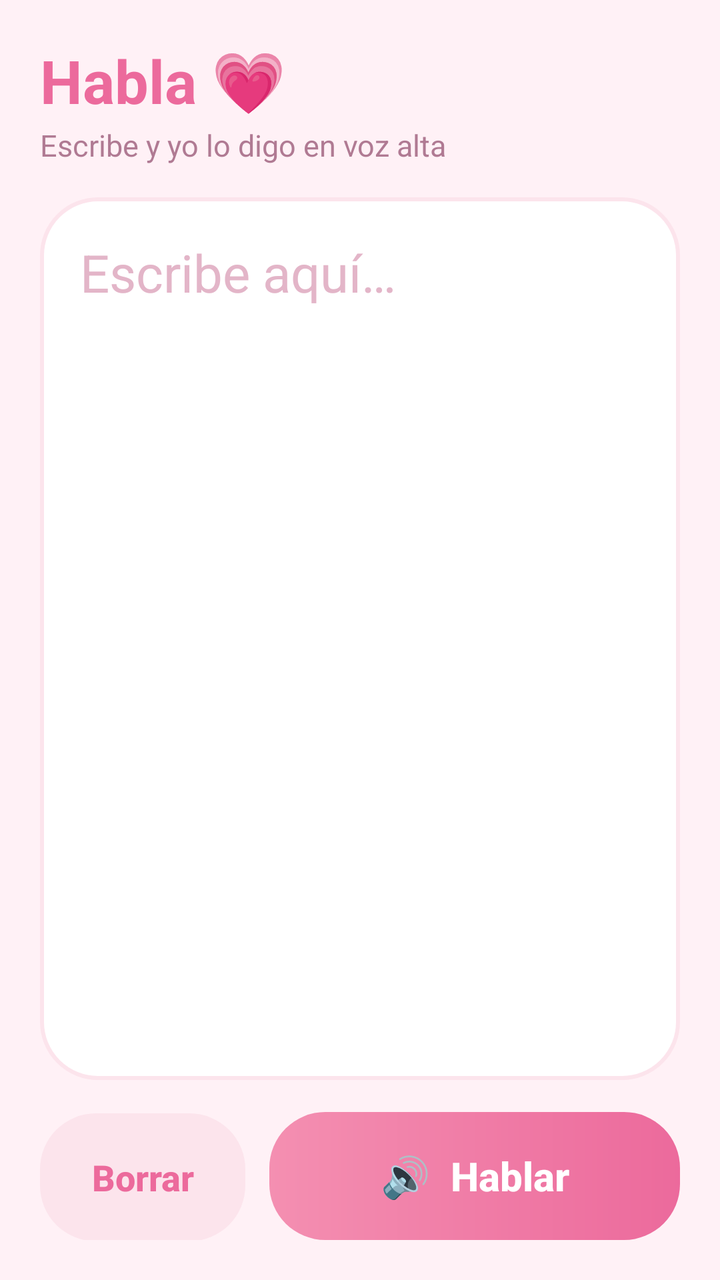
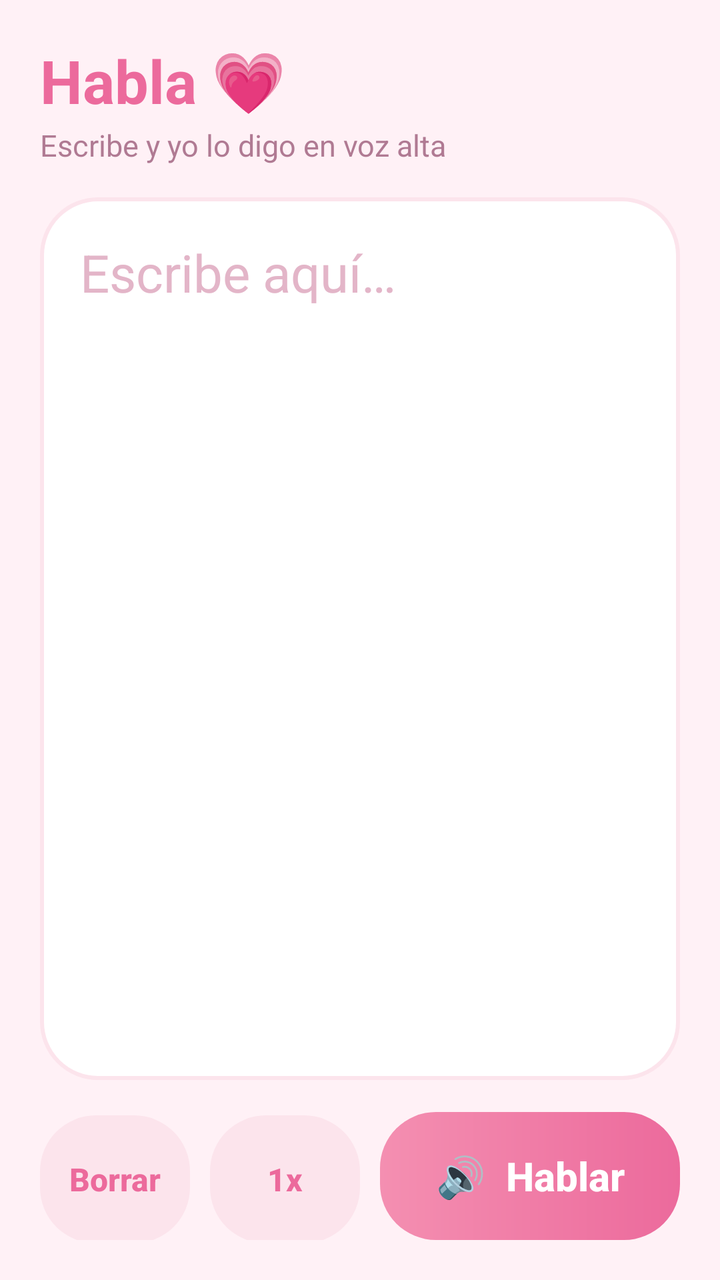

Screens rendered from an Android XML layout before and after an edit, with the pre-edit source and the edit as a unified diff.
<!-- AndroidManifest.xml: application theme Theme.Habla -->
<!-- res/layout/activity_main.xml -->
<?xml version="1.0" encoding="utf-8"?>
<LinearLayout xmlns:android="http://schemas.android.com/apk/res/android"
    android:layout_width="match_parent"
    android:layout_height="match_parent"
    android:orientation="vertical"
    android:padding="20dp"
    android:fitsSystemWindows="true">

    <TextView
        android:layout_width="wrap_content"
        android:layout_height="wrap_content"
        android:text="Habla 💗"
        android:textColor="@color/pink_deep"
        android:textSize="30sp"
        android:textStyle="bold" />

    <TextView
        android:id="@+id/status"
        android:layout_width="match_parent"
        android:layout_height="wrap_content"
        android:layout_marginTop="2dp"
        android:text="Escribe y yo lo digo en voz alta"
        android:textColor="@color/ink_soft"
        android:textSize="15sp" />

    <EditText
        android:id="@+id/input"
        android:layout_width="match_parent"
        android:layout_height="0dp"
        android:layout_weight="1"
        android:layout_marginTop="16dp"
        android:layout_marginBottom="16dp"
        android:background="@drawable/card_bg"
        android:gravity="top|start"
        android:hint="Escribe aquí…"
        android:padding="20dp"
        android:textColor="@color/ink"
        android:textColorHint="#E3B5C8"
        android:textCursorDrawable="@null"
        android:textSize="26sp" />

    <LinearLayout
        android:layout_width="match_parent"
        android:layout_height="wrap_content"
        android:orientation="horizontal">

        <Button
            android:id="@+id/clear"
            android:layout_width="0dp"
            android:layout_height="64dp"
            android:layout_weight="1"
            android:background="@drawable/btn_soft"
            android:stateListAnimator="@null"
            android:text="Borrar"
            android:textAllCaps="false"
            android:textColor="@color/pink_deep"
            android:textSize="18sp"
            android:textStyle="bold" />

        <Button
            android:id="@+id/speak"
            android:layout_width="0dp"
            android:layout_height="64dp"
            android:layout_marginStart="12dp"
            android:layout_weight="2"
            android:background="@drawable/btn_main"
            android:stateListAnimator="@null"
            android:text="🔊  Hablar"
            android:textAllCaps="false"
            android:textColor="#FFFFFF"
            android:textSize="20sp"
            android:textStyle="bold" />
    </LinearLayout>
</LinearLayout>
<!-- resources referenced by this layout -->
<resources>
  <color name="ink">#6B2D4A</color>
  <color name="ink_soft">#B07A93</color>
  <color name="pink_deep">#EC6A9C</color>
  <!-- drawable btn_main (drawable) -->
  <?xml version="1.0" encoding="utf-8"?>
  <ripple xmlns:android="http://schemas.android.com/apk/res/android" android:color="#80FFFFFF">
      <item>
          <shape>
              <gradient android:startColor="@color/pink" android:endColor="@color/pink_deep" android:angle="0" />
              <corners android:radius="28dp" />
          </shape>
      </item>
  </ripple>
  <!-- drawable btn_soft (drawable) -->
  <?xml version="1.0" encoding="utf-8"?>
  <ripple xmlns:android="http://schemas.android.com/apk/res/android" android:color="#40F48FB1">
      <item>
          <shape>
              <solid android:color="@color/pink_soft" />
              <corners android:radius="28dp" />
          </shape>
      </item>
  </ripple>
  <!-- drawable card_bg (drawable) -->
  <?xml version="1.0" encoding="utf-8"?>
  <shape xmlns:android="http://schemas.android.com/apk/res/android">
      <solid android:color="@color/card" />
      <corners android:radius="28dp" />
      <stroke android:width="2dp" android:color="@color/pink_soft" />
  </shape>
  <style name="Theme.Habla" parent="android:Theme.Material.Light.NoActionBar">
          <item name="android:windowBackground">@color/bg</item>
          <item name="android:statusBarColor">@color/bg</item>
          <item name="android:navigationBarColor">@color/bg</item>
          <item name="android:windowLightStatusBar">true</item>
          <item name="android:windowLightNavigationBar">true</item>
          <item name="android:colorAccent">@color/pink_deep</item>
          <item name="android:textColorPrimary">@color/ink</item>
          <item name="android:alertDialogTheme">@style/Theme.Habla.Dialog</item>
      </style>
  <color name="pink">#F48FB1</color>
  <color name="pink_soft">#FCE4EC</color>
  <color name="card">#FFFFFF</color>
  <color name="bg">#FFF1F6</color>
  <style name="Theme.Habla.Dialog" parent="android:Theme.Material.Light.Dialog.Alert">
          <item name="android:colorAccent">@color/pink_deep</item>
          <item name="android:textColorPrimary">@color/ink</item>
      </style>
</resources>

<!-- the commit's change to res/layout/activity_main.xml (unified diff, before → after) -->
@@ -54,14 +54,28 @@
             android:text="Borrar"
             android:textAllCaps="false"
             android:textColor="@color/pink_deep"
-            android:textSize="18sp"
+            android:textSize="16sp"
+            android:textStyle="bold" />
+
+        <Button
+            android:id="@+id/speed"
+            android:layout_width="0dp"
+            android:layout_height="64dp"
+            android:layout_marginStart="10dp"
+            android:layout_weight="1"
+            android:background="@drawable/btn_soft"
+            android:stateListAnimator="@null"
+            android:text="1x"
+            android:textAllCaps="false"
+            android:textColor="@color/pink_deep"
+            android:textSize="16sp"
             android:textStyle="bold" />
 
         <Button
             android:id="@+id/speak"
             android:layout_width="0dp"
             android:layout_height="64dp"
-            android:layout_marginStart="12dp"
+            android:layout_marginStart="10dp"
             android:layout_weight="2"
             android:background="@drawable/btn_main"
             android:stateListAnimator="@null"
